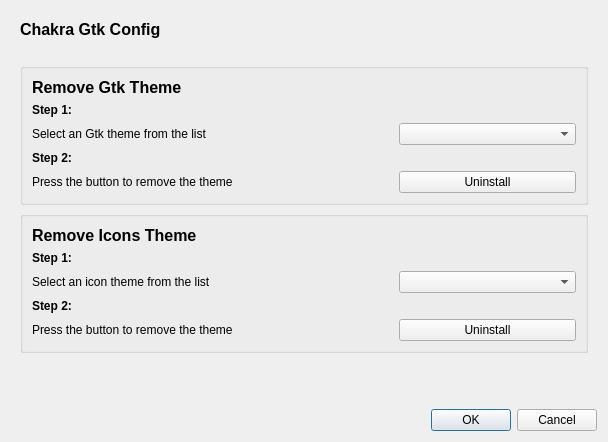
Qt form dialog_uninstaller.ui (KDE/kde-gtk-config) before a commit.
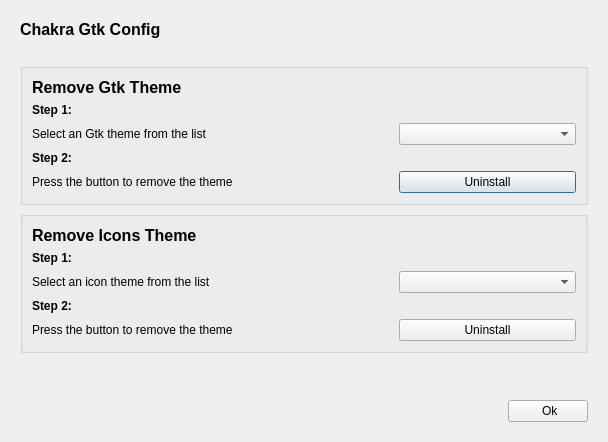
The same form after that commit. Icons and pictures are not drawn.

Commit message: se ha quitado el botón de cancelar, el botón de aceptar se deshabilita en una instalación

The edit to the form file:
```diff
--- a/dialog_uninstaller.ui
+++ b/dialog_uninstaller.ui
@@ -228,16 +228,6 @@
      </layout>
     </widget>
    </item>
-   <item row="3" column="0">
-    <widget class="QDialogButtonBox" name="buttonBox">
-     <property name="orientation">
-      <enum>Qt::Horizontal</enum>
-     </property>
-     <property name="standardButtons">
-      <set>QDialogButtonBox::Cancel|QDialogButtonBox::Ok</set>
-     </property>
-    </widget>
-   </item>
    <item row="2" column="0">
     <spacer name="verticalSpacer">
      <property name="orientation">
@@ -251,6 +241,32 @@
      </property>
     </spacer>
    </item>
+   <item row="3" column="0">
+    <widget class="QWidget" name="widget_3" native="true">
+     <layout class="QHBoxLayout" name="horizontalLayout_2">
+      <item>
+       <spacer name="horizontalSpacer">
+        <property name="orientation">
+         <enum>Qt::Horizontal</enum>
+        </property>
+        <property name="sizeHint" stdset="0">
+         <size>
+          <width>515</width>
+          <height>20</height>
+         </size>
+        </property>
+       </spacer>
+      </item>
+      <item>
+       <widget class="QPushButton" name="but_accept">
+        <property name="text">
+         <string>    Ok   </string>
+        </property>
+       </widget>
+      </item>
+     </layout>
+    </widget>
+   </item>
   </layout>
  </widget>
  <resources/>
```
Left out of the diff: 28 changed lines with no effect on the pictures. The commit also changes 2 other files.
